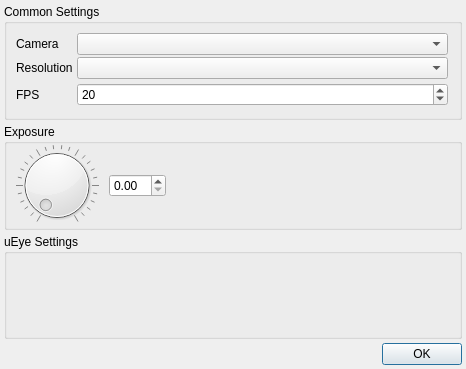
The window that src/modules/ueyecamera/ueyecamerasettingsdialog.ui (syntalos/syntalos) describes before a commit, drawn with Qt 5.
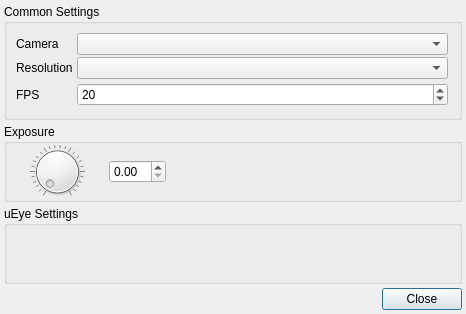
The same window after the commit.

Commit message:
Add close button instead of ok button to module settings dialogs
This is more accurate to what that action does in these cases: Close the
dialog, instead of accepting changes.

The edit to the form file:
```diff
--- a/src/modules/ueyecamera/ueyecamerasettingsdialog.ui
+++ b/src/modules/ueyecamera/ueyecamerasettingsdialog.ui
@@ -7,7 +7,7 @@
     <x>0</x>
     <y>0</y>
     <width>466</width>
-    <height>369</height>
+    <height>314</height>
    </rect>
   </property>
   <property name="windowTitle">
@@ -251,7 +251,7 @@
       <enum>Qt::Horizontal</enum>
      </property>
      <property name="standardButtons">
-      <set>QDialogButtonBox::Ok</set>
+      <set>QDialogButtonBox::Close</set>
      </property>
     </widget>
    </item>
```
The commit also changes 4 other files.
